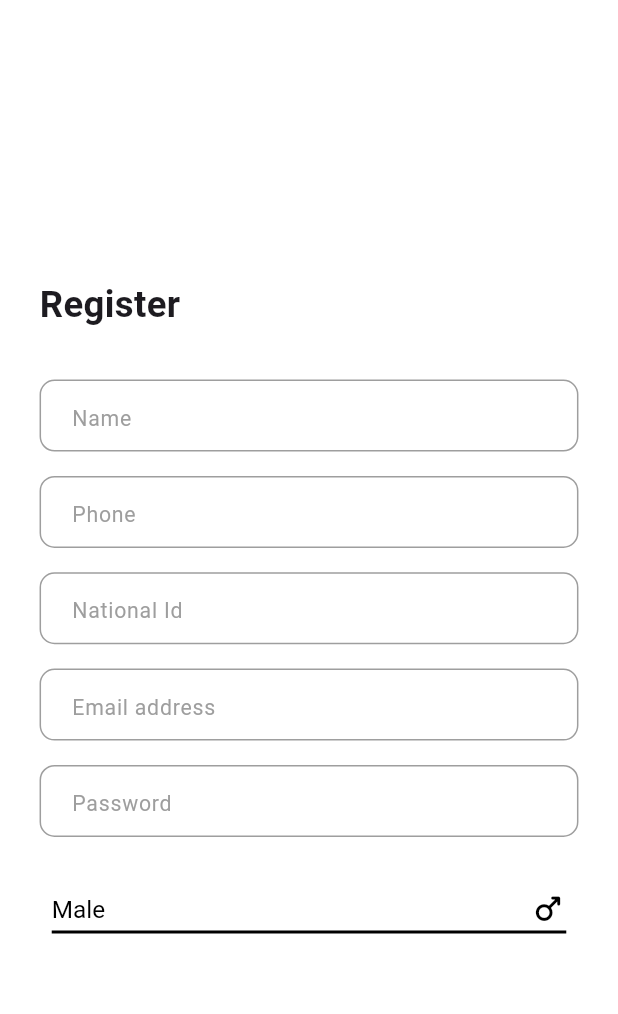
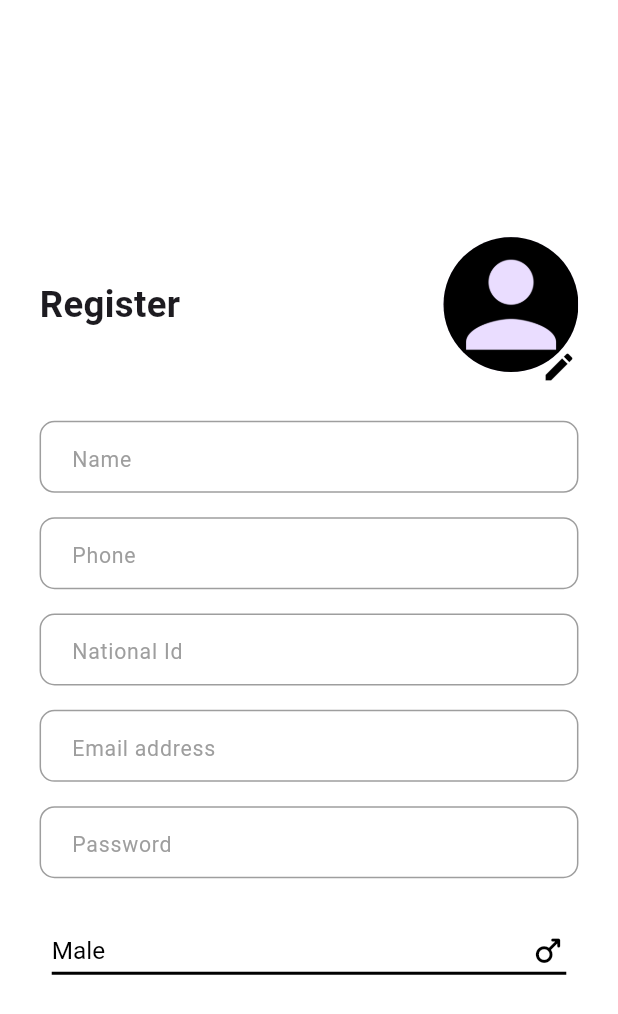
Before and after one commit to MohammedGhazaly/mentor_academy_e_commerce, a Flutter app: the screen it shows after launch, on a phone screen of 412 x 824 dp. Shown: the top 1014 px of the screen. Run offline on Flutter 3.47's test engine with Material 3 defaults, Android fonts, the phone set to English and light mode, and no system bars; our stand-ins replace dio, email_validator, flutter_bloc, flutter_screenutil, image_picker, shared_preferences; accounts and stored records are empty.

Commit message:
Finished image placeholder for no image selected

```diff
--- a/lib/core/managers/images.dart
+++ b/lib/core/managers/images.dart
@@ -2,4 +2,5 @@ const String baseImagePath = "assets/images/";
 
 class AppImages {
   static const String onBoardingImage = "${baseImagePath}onboarding.png";
+  static const String personImage = "${baseImagePath}profile_placeholder.png";
 }
--- a/lib/screens/modules/register.dart
+++ b/lib/screens/modules/register.dart
@@ -3,8 +3,10 @@ import 'package:flutter/material.dart';
 import 'package:flutter_bloc/flutter_bloc.dart';
 import 'package:flutter_screenutil/flutter_screenutil.dart';
 import 'package:mentor_academy_e_commerce/core/controllers/register_cubit/register_cubit.dart';
+import 'package:mentor_academy_e_commerce/core/managers/images.dart';
 import 'package:mentor_academy_e_commerce/core/widgets/text_form.dart';
 import 'package:mentor_academy_e_commerce/screens/widgets/register/gender_drop_down.dart';
+import 'package:mentor_academy_e_commerce/screens/widgets/register/no_image_picked_widget.dart';
 
 class RegisterScreen extends StatefulWidget {
   static String routeName = "register-screen";
@@ -59,15 +61,20 @@ class _RegisterScreenState extends State<RegisterScreen> {
                   // mainAxisAlignment: MainAxisAlignment.center,
                   crossAxisAlignment: CrossAxisAlignment.end,
                   children: [
-                    Align(
-                      alignment: Alignment.topLeft,
-                      child: Text(
-                        "Register",
-                        style: TextStyle(
-                          fontSize: 24.sp,
-                          fontWeight: FontWeight.bold,
+                    Row(
+                      mainAxisAlignment: MainAxisAlignment.spaceBetween,
+                      children: [
+                        Text(
+                          "Register",
+                          style: TextStyle(
+                            fontSize: 24.sp,
+                            fontWeight: FontWeight.bold,
+                          ),
                         ),
-                      ),
+                        cubit.image == null
+                            ? NoImagePickedWidget()
+                            : Container()
+                      ],
                     ),
                     SizedBox(
                       height: 32.h,
@@ -155,9 +162,7 @@ class _RegisterScreenState extends State<RegisterScreen> {
                       height: 16.h,
                     ),
                     GenderDropDown(
-                      onChangedFunction: (value) {
-                        print(value);
-                      },
+                      onChangedFunction: (value) {},
                     ),
                   ],
                 ),
--- /dev/null
+++ b/lib/screens/widgets/register/no_image_picked_widget.dart
@@ -0,0 +1,35 @@
+import 'package:flutter/material.dart';
+import 'package:flutter_screenutil/flutter_screenutil.dart';
+import 'package:mentor_academy_e_commerce/core/managers/images.dart';
+
+class NoImagePickedWidget extends StatelessWidget {
+  const NoImagePickedWidget({
+    super.key,
+  });
+
+  @override
+  Widget build(BuildContext context) {
+    return Stack(
+      clipBehavior: Clip.none,
+      children: [
+        CircleAvatar(
+          radius: 45,
+          backgroundImage: AssetImage(
+            AppImages.personImage,
+          ),
+        ),
+        Positioned(
+          bottom: -20.h,
+          right: -10.w,
+          child: IconButton(
+            onPressed: () {},
+            icon: Icon(
+              Icons.edit,
+              color: Colors.black,
+            ),
+          ),
+        )
+      ],
+    );
+  }
+}
```
Also changed, not shown: assets/images/profile_placeholder.png (added).
